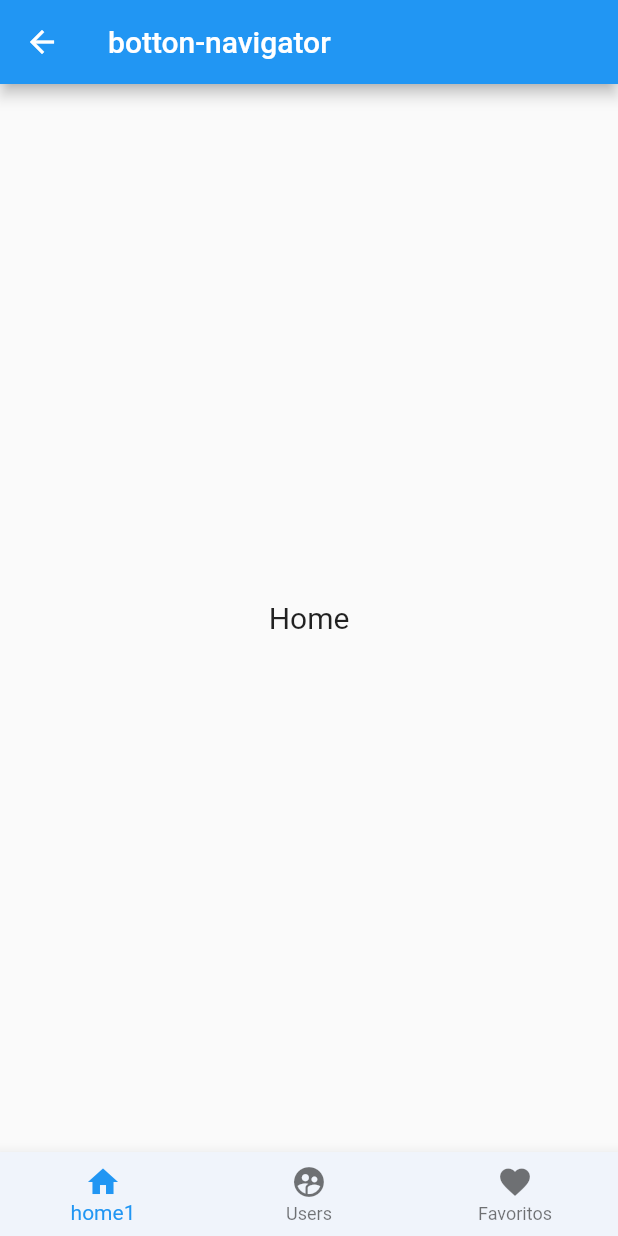
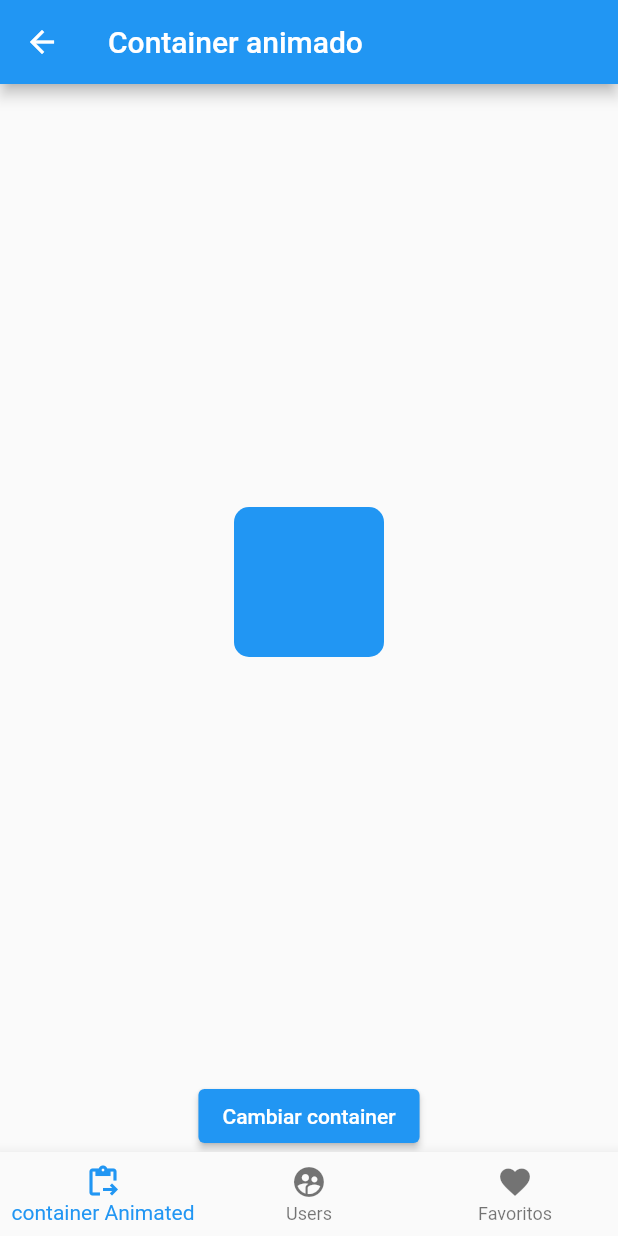
Before and after one commit to jj131204/flutter--dart, a Flutter app: the screen it shows after launch, after a tap on "botton-navigator", on a phone screen of 412 x 824 dp. Run offline on Flutter 3.47's test engine with Material 2 defaults, Android fonts, the phone set to English and light mode, and no system bars; key blocks and very long unbroken strings in the code were emptied for the run.

Commit message:
ejercicios del curso

```diff
--- a/curso_dart/lib/main.dart
+++ b/curso_dart/lib/main.dart
@@ -16,6 +16,7 @@ class MiApp extends StatelessWidget {
   Widget build(BuildContext context) {
     return MaterialApp(
       title: "pagina principal",
+      debugShowCheckedModeBanner: false,
       home: Inicio(),
     );
   }
--- a/curso_dart/lib/pages/botton-navigator.dart
+++ b/curso_dart/lib/pages/botton-navigator.dart
@@ -1,7 +1,7 @@
 import 'package:curso_dart/pages/botton-pages/paginaFavoritos.dart';
-import 'package:curso_dart/pages/botton-pages/paginaHome.dart';
+import 'package:curso_dart/pages/botton-pages/content_animated.dart';
 import 'package:curso_dart/pages/botton-pages/paginaUsers.dart';
-import  'package:flutter/material.dart';
+import 'package:flutter/material.dart';
 
 class BottonNavigator extends StatefulWidget {
   const BottonNavigator({super.key});
@@ -11,43 +11,40 @@ class BottonNavigator extends StatefulWidget {
 }
 
 class _BottonNavigatorState extends State<BottonNavigator> {
+  int _paginaActual = 0;
 
-  int _paginaActual = 0;
-  List<Widget>  _paginas  = [
-    paginaHome(),
+  List<Widget> _paginas = [
+    content_animated(),
     paginaUsers(),
-    paginaFavoritos(),
+    paginaFavoritos()
   ];
 
+  List<Widget> _titulos = [
+   Text("Container animado"),
+   Text("Users"),
+   Text("Favoritos")
+  ];
 
   @override
   Widget build(BuildContext context) {
     return Scaffold(
-
       appBar: AppBar(
-        title: Text("botton-navigator")
+        title: _titulos[_paginaActual],
       ),
       body: _paginas[_paginaActual],
       bottomNavigationBar: BottomNavigationBar(
-
-           backgroundColor: Color(0xfff0f4fb),
-
-            onTap: (index){
+        //backgroundColor: Color(0xfff0f4fb),
+        onTap: (index) {
           setState(() {
             _paginaActual = index;
-                print(index);
           });
         },
-
         currentIndex: _paginaActual,
-
         items: [
           BottomNavigationBarItem(
-                icon: Icon(Icons.home ),
-                label: "home1"
-                //'test', styles: TextStyle(fontSize: 30.0),
-
-
+            icon: Icon(Icons.content_paste_go),
+            label: "container Animated"
+              //'test', styles: TextStyle(fontSize: 30.067),
           ),
           BottomNavigationBarItem(
             icon: Icon(Icons.supervised_user_circle),
--- /dev/null
+++ b/curso_dart/lib/pages/botton-pages/content_animated.dart
@@ -0,0 +1,58 @@
+import 'dart:math';
+import 'package:flutter/material.dart';
+
+
+class content_animated extends StatefulWidget {
+  const content_animated({super.key});
+
+  @override
+  State<content_animated> createState() => _paginaHomeState();
+}
+
+class _paginaHomeState extends State<content_animated> {
+
+  double _width = 100.0;
+  double _height = 100.0;
+  Color _color = Colors.blue;
+  BorderRadius _border_radius = BorderRadius.circular(10);
+
+  void _cambiarContainer(){
+
+    final random = Random();
+
+    _width = random.nextInt(350).toDouble();
+    _height = random.nextInt(350).toDouble();
+    _color = Color.fromRGBO(random.nextInt(255), random.nextInt(255), random.nextInt(255), 1);
+    _border_radius = BorderRadius.circular(random.nextInt(20).toDouble());
+    setState(() {
+
+    });
+  }
+
+  @override
+  Widget build(BuildContext context) {
+    return  Column(
+      children: [
+        Expanded(
+          child: Center(
+          child: AnimatedContainer(
+            duration: Duration(milliseconds: 500),
+            curve: Curves.easeInOutExpo,
+            width: _width,
+            height: _height,
+            decoration: BoxDecoration(
+              color: _color,
+              borderRadius: _border_radius,
+            ),
+          ),
+        ),
+        ),
+        ElevatedButton(
+        child: Text('Cambiar container'),
+        onPressed: _cambiarContainer,
+        )
+      ],
+
+    );
+  }
+}
--- a/curso_dart/lib/pages/botton-pages/paginaHome.dart
+++ /dev/null
@@ -1,13 +0,0 @@
-import 'package:flutter/material.dart';
-
-
-class paginaHome extends StatelessWidget {
-  const paginaHome({super.key});
-
-  @override
-  Widget build(BuildContext context) {
-    return Center(
-      child: Text("Home", style: TextStyle(fontSize: 20.0),),
-    );
-  }
-}
```
Lines whose indentation alone changed are shown as unchanged.
